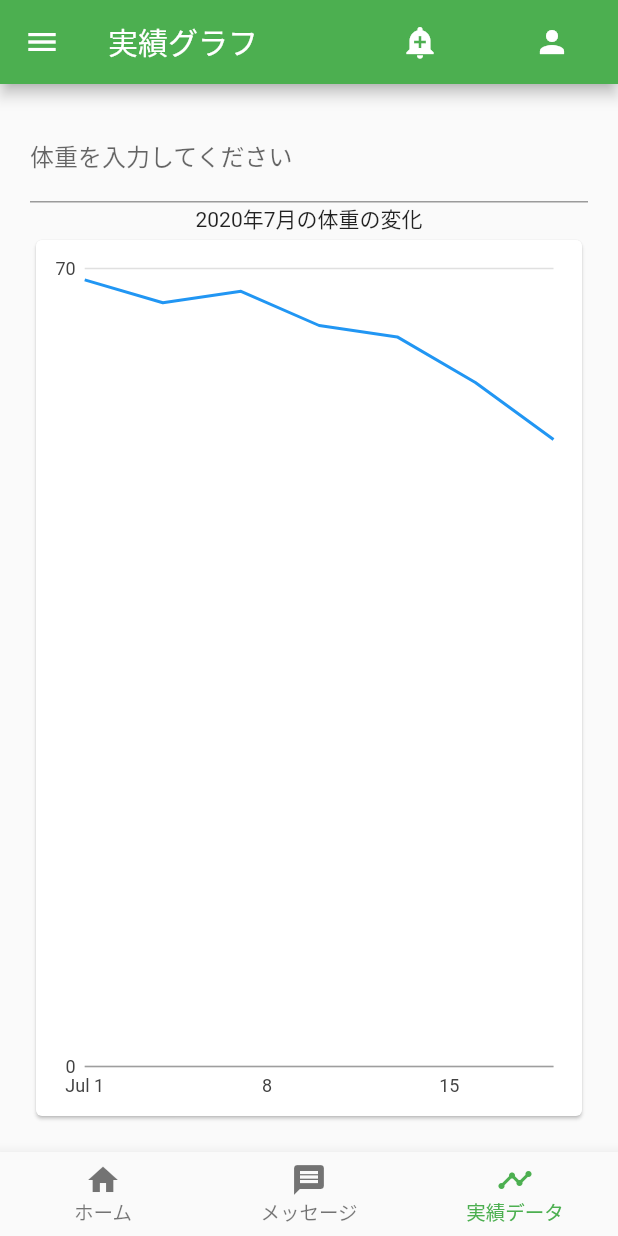
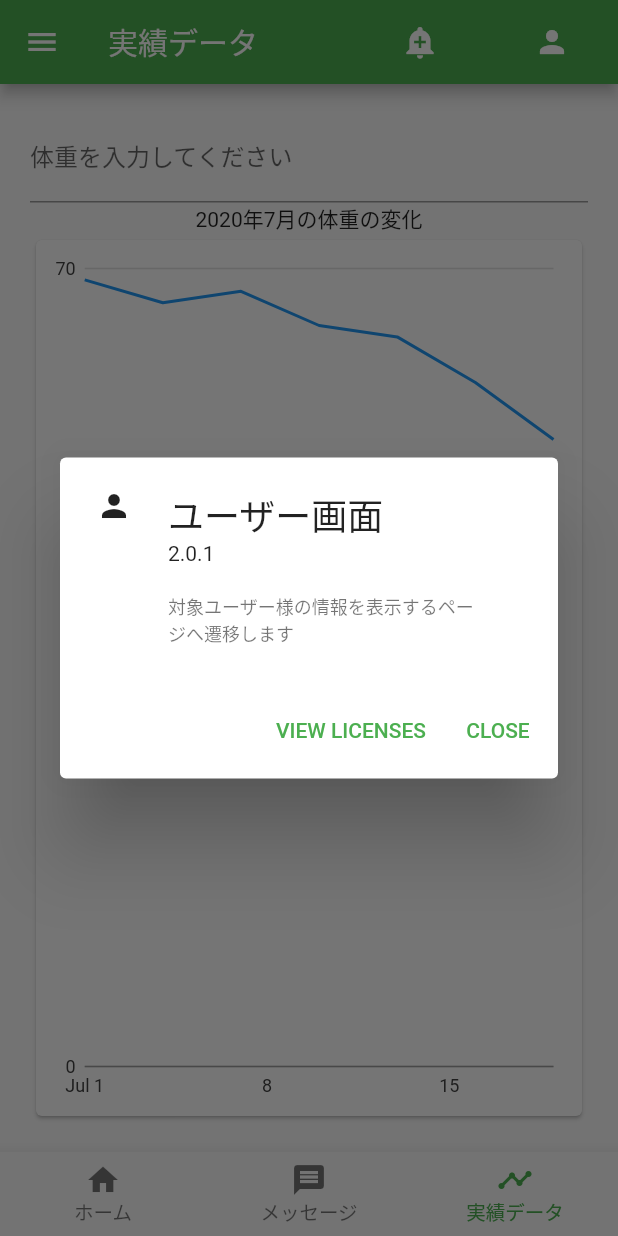
Before and after one commit to nyannsuke01/flutter_health_meter_app, a Flutter app: the screen it shows after launch, item 3 of the bottom bar chosen, after a tap on the "person" icon, on a phone screen of 412 x 824 dp. Run offline on Flutter 3.47's test engine with Material 2 defaults, Android fonts, the phone set to English and light mode, and no system bars; our stand-ins replace charts_flutter.

```diff
--- a/lib/graph.dart
+++ b/lib/graph.dart
@@ -1,13 +1,15 @@
 import 'package:charts_flutter/flutter.dart' as charts;
 import 'package:flutter/material.dart';
+
+import 'components/side_drawer.dart';
 
 class Graph extends StatelessWidget {
   @override
   Widget build(BuildContext context) {
     return Scaffold(
-      appBar: AppBar(
-        leading: Icon(Icons.menu),
-        title: Text('実績グラフ'),
+      appBar: new AppBar(
+
+        title: Text('実績データ'),
         actions: [
           FlatButton(
 
@@ -16,7 +18,13 @@ class Graph extends StatelessWidget {
               color: Colors.white,
             ),
             onPressed: (){
-
+              showAboutDialog(
+                context: context,
+                applicationIcon: Icon(Icons.add_alert),
+                applicationName: "通知画面",
+                applicationVersion: "2.0.1",
+                applicationLegalese: "通知設定画面へ移動することを想定しています",
+              );
             },
           ),
           FlatButton(
@@ -25,12 +33,17 @@ class Graph extends StatelessWidget {
               color: Colors.white,
             ),
             onPressed: (){
-
+              showAboutDialog(
+                context: context,
+                applicationIcon: Icon(Icons.person),
+                applicationName: "ユーザー画面",
+                applicationVersion: "2.0.1",
+                applicationLegalese: "対象ユーザー様の情報を表示するページへ遷移します",
+              );
             },
           ),
         ],
       ),
-
       body: Container(
         padding: EdgeInsets.all(20),
         child: Column(
@@ -55,6 +68,7 @@ class Graph extends StatelessWidget {
           ],
         ),
       ),
+      drawer: SlideDrawer(),
     );
   }
 }
--- a/lib/home_screen.dart
+++ b/lib/home_screen.dart
@@ -45,59 +45,8 @@ class Home extends StatelessWidget {
       ),
       //drawer
       // body:
-      body: MyStatelessWidget(),
-      drawer: Drawer(
-        child: ListView(
-          children: <Widget>[
-            DrawerHeader(
-              child: Text(
-                'メニュー',
-                style: TextStyle(
-                  fontSize: 24,
-                  color: Colors.white,
-                ),
-              ),
-              decoration: BoxDecoration(
-                color: Colors.green,
-              ),
-            ),
-            ListTile(
-              title: Text('食事の登録'),
-              onTap: () {
-
-                Navigator.pop(context);
-              },
-            ),
-            ListTile(
-              title: Text('食事データ確認'),
-              onTap: () {
-                Navigator.pop(context);
-              },
-            ),
-            ListTile(
-              title: Text('計測項目登録'),
-              onTap: () {
-
-                Navigator.pop(context);
-              },
-            ),
-            ListTile(
-              title: Text('計測項目測定'),
-              onTap: () {
-
-                Navigator.pop(context);
-              },
-            ),
-            ListTile(
-              title: Text('コメント一覧'),
-              onTap: () {
-
-                Navigator.pop(context);
-              },
-            ),
-          ],
-        ),
-      ),
+      body: HomeWidget(),
+      drawer: SlideDrawer(),
 
       // new Slider(key: null, onChanged: sliderChanged, value:0.35,),
     );
@@ -106,39 +55,102 @@ class Home extends StatelessWidget {
 }
 
 /// This is the stateless widget that the main application instantiates.
-class MyStatelessWidget extends StatelessWidget {
-  MyStatelessWidget({Key key}) : super(key: key);
+class HomeWidget extends StatelessWidget {
+  HomeWidget({Key key}) : super(key: key);
 
   @override
   Widget build(BuildContext context) {
-    return Center(
-      child: Card(
-        child: Column(
-          mainAxisSize: MainAxisSize.min,
+    return Container(
+        margin: const EdgeInsets.fromLTRB(0.0, 0.0, 0.0, 0.0),
+        child: Row(
+          crossAxisAlignment: CrossAxisAlignment.start,
+          mainAxisAlignment: MainAxisAlignment.center,
           children: <Widget>[
-            const ListTile(
-              leading: Icon(Icons.album),
-              title: Text('The Enchanted Nightingale'),
-              subtitle: Text('Music by Julie Gable. Lyrics by Sidney Stein.'),
+            Card(
+              margin: const EdgeInsets.all(10.0),
+              child: Container(
+                  margin: const EdgeInsets.all(10.0),
+                  width: 150,
+                  height: 150,
+                  child: Text(
+                    '今月の体重進捗',
+                    style: TextStyle(fontSize: 18),
+                  )
+
+              ),
+
             ),
-            Row(
-              mainAxisAlignment: MainAxisAlignment.end,
-              children: <Widget>[
-                TextButton(
-                  child: const Text('BUY TICKETS'),
-                  onPressed: () {/* ... */},
-                ),
-                const SizedBox(width: 8),
-                TextButton(
-                  child: const Text('LISTEN'),
-                  onPressed: () {/* ... */},
-                ),
-                const SizedBox(width: 8),
-              ],
+            Card(
+              margin: const EdgeInsets.all(10.0),
+              child: Container(
+                  margin: const EdgeInsets.all(10.0),
+                  width: 150,
+                  height: 150,
+
+                  child: Text(
+                    '今月のトラッキング',
+                    style: TextStyle(fontSize: 15),
+                  )
+              ),
             ),
           ],
-        ),
-      ),
+        )
+
     );
   }
 }
+// return Card(
+//       elevation: 8.0,
+//       shape: RoundedRectangleBorder(
+//         borderRadius: BorderRadius.circular(8.0),
+//       ),
+//
+//       child: Card(
+//         child: Column(
+//           mainAxisSize: MainAxisSize.min,
+//           children: <Widget>[
+//             const ListTile(
+//               title: Text('筋トレ'),
+//               leading: Icon(Icons.album),
+//               subtitle: Text('30分'),
+//             ),
+//             Row(
+//               mainAxisAlignment: MainAxisAlignment.end,
+//               children: <Widget>[
+//                 RaisedButton(
+//                   child: const Text('✔︎'),
+//                   textColor: Colors.green,
+//                   color: Colors.white,
+//                   shape: const CircleBorder(
+//                     side: BorderSide(
+//                       color: Colors.green,
+//                       width: 5,
+//                       style: BorderStyle.solid,
+//                     ),
+//                   ),
+//                   onPressed: () {
+//                   },
+//                   highlightElevation: 16,
+//                   highlightColor: Colors.green,
+//                   onHighlightChanged: (value) {},
+//                 ),
+//                 RaisedButton(
+//                   child: const Text('✖️'),
+//                   textColor: Colors.green,
+//                   color: Colors.white,
+//                   shape: const CircleBorder(
+//                     side: BorderSide(
+//                       color: Colors.green,
+//                       width: 5,
+//                       style: BorderStyle.solid,
+//                     ),
+//                   ),
+//                   onPressed: () {},
+//                 ),
+//                 const SizedBox(width: 8),
+//               ],
+//             ),
+//           ],
+//         ),
+//       ),
+//     );
```
Also changed, not shown: lib/components/side_drawer.dart (+7 -29 lines), lib/graph_screen.dart (+38 -0 lines), lib/mail_detail.dart (added, +47 -0 lines), lib/message.dart (+42 -80 lines).
